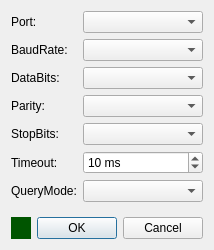
The window that src/ui/SerialConfigurationWindow.ui (tongvtdan/gcs) describes before a commit, drawn with Qt 5.
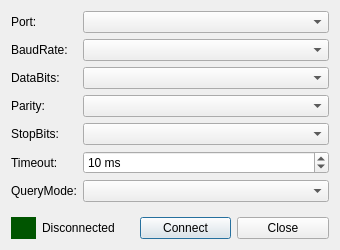
The same window after the commit. Custom widgets are drawn as their Qt base class.

Commit message: - Đang code để giao tiếp giữa DebugConsole và SerialConfigurationWindow

What changed in the file:
```diff
--- a/src/ui/SerialConfigurationWindow.ui
+++ b/src/ui/SerialConfigurationWindow.ui
@@ -6,7 +6,7 @@
    <rect>
     <x>0</x>
     <y>0</y>
-    <width>204</width>
+    <width>340</width>
     <height>250</height>
    </rect>
   </property>
@@ -15,9 +15,10 @@
   </property>
   <layout class="QGridLayout" name="gridLayout">
    <item row="0" column="0">
-    <layout class="QVBoxLayout" name="verticalLayout">
-     <item>
       <layout class="QFormLayout" name="formLayout">
+     <property name="fieldGrowthPolicy">
+      <enum>QFormLayout::AllNonFixedFieldsGrow</enum>
+     </property>
        <item row="0" column="0">
         <widget class="QLabel" name="portlabel">
          <property name="text">
@@ -68,16 +69,6 @@
        <item row="4" column="1">
         <widget class="QComboBox" name="stopBitsBox"/>
        </item>
-       <item row="6" column="0">
-        <widget class="QLabel" name="querymodeLabel">
-         <property name="text">
-          <string>QueryMode:</string>
-         </property>
-        </widget>
-       </item>
-       <item row="6" column="1">
-        <widget class="QComboBox" name="queryModeBox"/>
-       </item>
        <item row="5" column="0">
         <widget class="QLabel" name="timeoutLabel">
          <property name="text">
@@ -104,9 +95,19 @@
          </property>
         </widget>
        </item>
-      </layout>
-     </item>
-     <item>
+     <item row="6" column="0">
+      <widget class="QLabel" name="querymodeLabel">
+       <property name="text">
+        <string>QueryMode:</string>
+       </property>
+      </widget>
+     </item>
+     <item row="6" column="1">
+      <widget class="QComboBox" name="queryModeBox"/>
+     </item>
+    </layout>
+   </item>
+   <item row="1" column="0">
       <layout class="QHBoxLayout" name="horizontalLayout">
        <item>
         <widget class="HLed" name="led" native="true">
@@ -134,20 +135,25 @@
         </widget>
        </item>
        <item>
-        <widget class="QPushButton" name="okButton">
+      <widget class="QLabel" name="connectStatusLabel">
          <property name="text">
-          <string>OK</string>
+        <string>Disconnected</string>
          </property>
         </widget>
        </item>
        <item>
-        <widget class="QPushButton" name="cancelButton">
+      <widget class="QPushButton" name="connectButton">
          <property name="text">
-          <string>Cancel</string>
+        <string>Connect</string>
          </property>
         </widget>
        </item>
-      </layout>
+     <item>
+      <widget class="QPushButton" name="closeButton">
+       <property name="text">
+        <string>Close</string>
+       </property>
+      </widget>
      </item>
     </layout>
    </item>
```
Left out of the diff: 2 changed lines with no effect on the pictures. Lines whose indentation alone changed are shown as unchanged. The commit also changes 9 other files.
